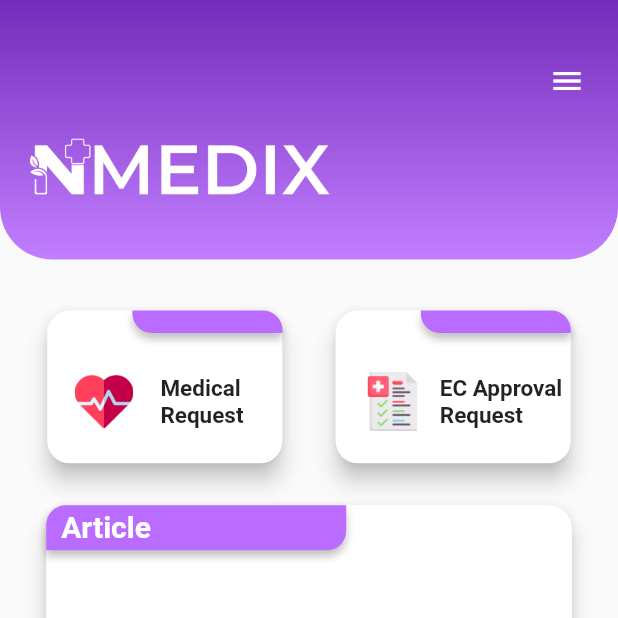
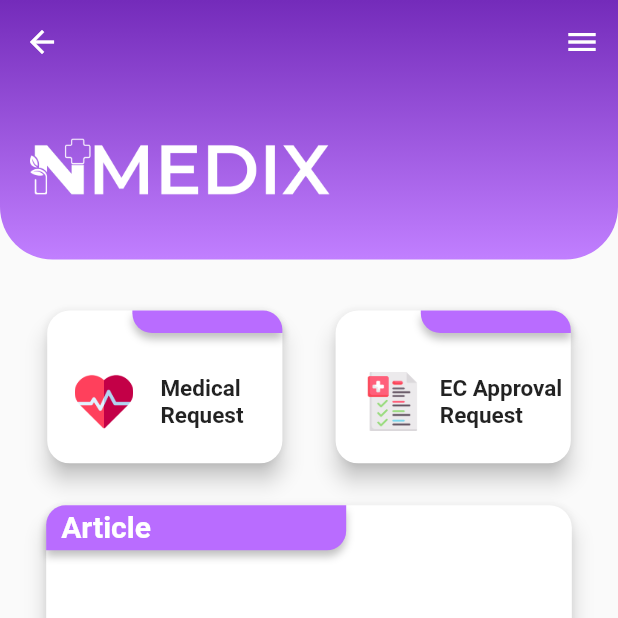
Before and after one commit to Isurusandaruwan697/NMEDIX, a Flutter app: the Dashboard screen opened directly with empty values, on a phone screen of 412 x 824 dp, the top half of it. Run offline on Flutter 3.47's test engine with Material 2 defaults, Android fonts, the light colour scheme and no system bars; our stand-ins replace carousel_slider, cloud_firestore, firebase_auth, firebase_core; accounts and stored records are empty; Roboto replaces fonts that are missing (Montserrat).

Commit message:
add drawer to dashboard

```diff
--- a/lib/pages/dashboard_page.dart
+++ b/lib/pages/dashboard_page.dart
@@ -2,6 +2,7 @@ import 'package:firebase_auth/firebase_auth.dart';
 import 'package:flutter/material.dart';
 import 'package:medix/auth/auth_service.dart';
 import 'package:medix/pages/article_page.dart';
+import 'package:medix/pages/drawer_page.dart';
 import 'package:medix/pages/ec_approval_page.dart';
 import 'package:medix/pages/feedback_page.dart';
 import 'package:medix/pages/medicalappro_screen.dart';
@@ -30,6 +31,7 @@ class _DashboardState extends State<Dashboard> {
     double devHeight = MediaQuery.of(context).size.height;
     double devWidth = MediaQuery.of(context).size.width;
     return Scaffold(
+      endDrawer: Drower(),
       body: Column(
         children: [
           Container(
@@ -51,16 +53,23 @@ class _DashboardState extends State<Dashboard> {
             child: Stack(
               children: [
                 Positioned(
-                  top: 30,
-                  right: 10,
-                  child: IconButton(
-                    color: Colors.white,
-                    onPressed: () {
-                      AuthService().signOut();
-                    },
-                    icon: const Icon(Icons.menu),
+                  child: AppBar(
+                    backgroundColor: Colors.transparent,
+                    elevation: 0,
                   ),
                 ),
+
+                // Positioned(
+                //   top: 30,
+                //   right: 10,
+                //   child: IconButton(
+                //     color: Colors.white,
+                //     onPressed: () {
+                //       AuthService().signOut();
+                //     },
+                //     icon: const Icon(Icons.menu),
+                //   ),
+                // ),
                 Positioned(
                   top: 90,
                   left: 20,
```
